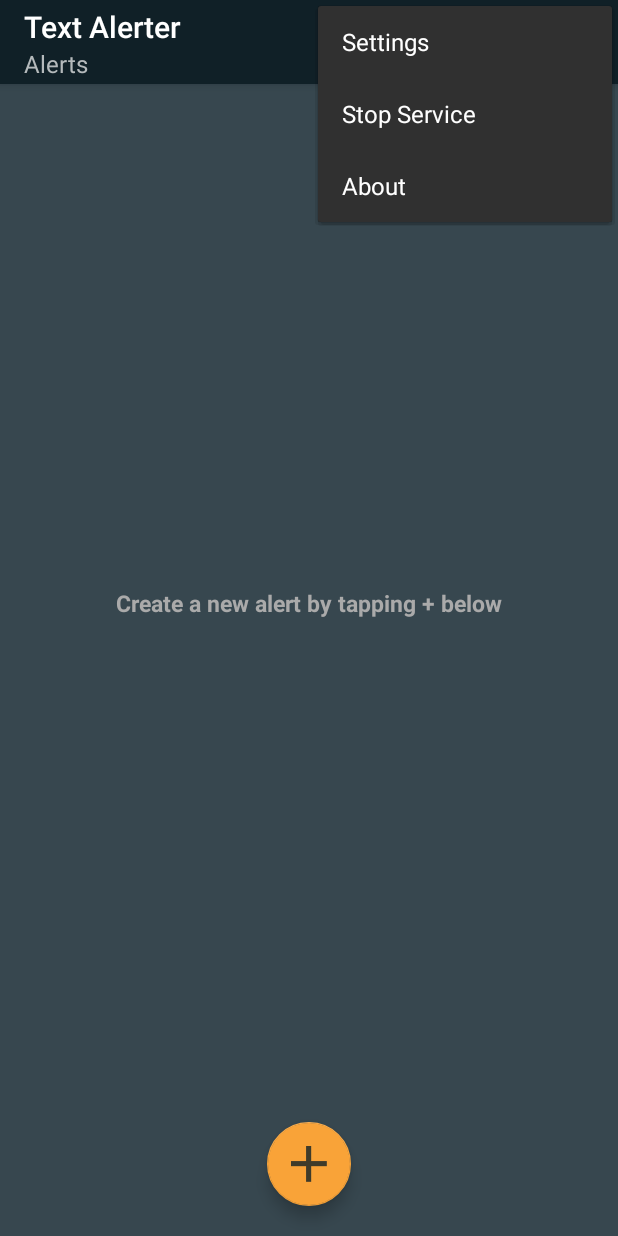
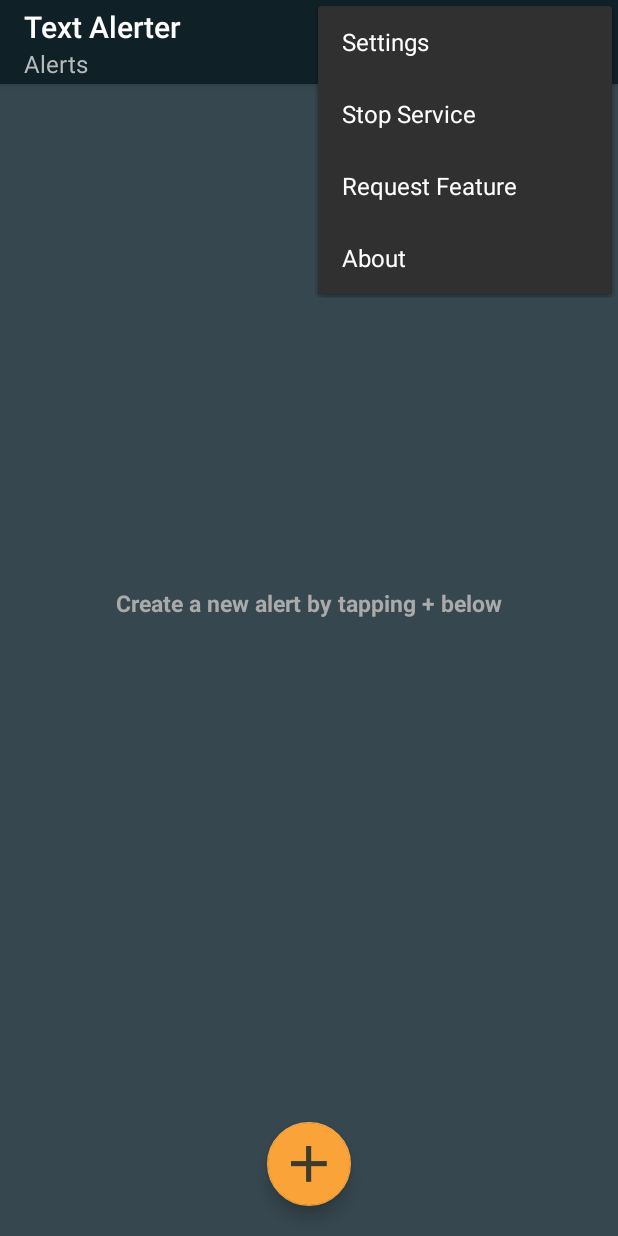
Before and after one commit to ShaunWilkinson/TextThrough, an Android app: the screen it shows after launch (MainActivity), with the options menu open, on a phone screen of 412 x 824 dp. Run offline under Robolectric (Android 15) with nearby library versions, the phone set to English and light mode, and no system bars; our stand-ins replace Room's generated code; libraries missing offline, so code that uses them is left out: com.karumi.dexter; Roboto replaces fonts that are not available here.

Commit message:
v1.0 public release

```diff
--- a/app/build.gradle
+++ b/app/build.gradle
@@ -14,8 +14,8 @@ android {
         applicationId "com.seikoshadow.apps.textthrough"
         minSdkVersion 18
         targetSdkVersion 28
-        versionCode 5
-        versionName "0.13"
+        versionCode 6
+        versionName "1.0"
         testInstrumentationRunner "androidx.indie_flower.runner.AndroidJUnitRunner"
 
         javaCompileOptions {
--- a/app/src/main/AndroidManifest.xml
+++ b/app/src/main/AndroidManifest.xml
@@ -1,7 +1,8 @@
 <?xml version="1.0" encoding="utf-8"?>
 <manifest xmlns:android="http://schemas.android.com/apk/res/android"
     xmlns:tools="http://schemas.android.com/tools"
-    package="com.seikoshadow.apps.textalerter">
+    package="com.seikoshadow.apps.textalerter"
+    android:installLocation="internalOnly">
 
     <uses-permission android:name="android.permission.RECEIVE_SMS" />
     <uses-permission android:name="android.permission.READ_SMS" />
--- a/app/src/main/java/com/seikoshadow/apps/textalerter/BroadcastReceivers/SmsBroadcastReceiver.java
+++ b/app/src/main/java/com/seikoshadow/apps/textalerter/BroadcastReceivers/SmsBroadcastReceiver.java
@@ -16,7 +16,7 @@ public class SmsBroadcastReceiver extends BroadcastReceiver {
 
     @Override
     public void onReceive(Context context, Intent intent) {
-        Log.d(TAG, "OnReceive called");
+        Log.d(TAG, "SmsBroadcast Receiver started");
 
         intent.setClass(context, SMSHandlerService.class);
         intent.putExtra("result", getResultCode());
--- a/app/src/main/java/com/seikoshadow/apps/textalerter/Dialogs/CreateAlertDialogFragment.java
+++ b/app/src/main/java/com/seikoshadow/apps/textalerter/Dialogs/CreateAlertDialogFragment.java
@@ -186,7 +186,6 @@ public class CreateAlertDialogFragment extends DialogFragment {
     private boolean validateFields() {
         boolean nameValid = true, phoneValid = true, numOfRingsValid = true;
 
-        //TODO add text listener validate on each input, if valid remove hint
         if(!alertNameFieldBox.validate()) {
             if(alertNameEditText.getText().toString().length() > alertNameFieldBox.getMaxCharacters()) {
                 alertNameFieldBox.setError(getString(R.string.alert_error_over_limit, alertNameFieldBox.getMaxCharacters()), false);
@@ -247,7 +246,6 @@ public class CreateAlertDialogFragment extends DialogFragment {
      * @param view
      */
     private void selectContact(View view) {
-        //TODO code to select contact and populate phone number
         // Start a contact picker
         Intent intent = new Intent(Intent.ACTION_PICK);
         intent.setType(ContactsContract.CommonDataKinds.Phone.CONTENT_TYPE);
--- a/app/src/main/java/com/seikoshadow/apps/textalerter/Dialogs/EditAlertDialogFragment.java
+++ b/app/src/main/java/com/seikoshadow/apps/textalerter/Dialogs/EditAlertDialogFragment.java
@@ -212,7 +212,6 @@ public class EditAlertDialogFragment extends DialogFragment {
     private boolean validateFields() {
         boolean nameValid = true, phoneValid = true, numOfRingsValid = true;
 
-        //TODO add text listener validate on each input, if valid remove hint
         if(!alertNameFieldBox.validate()) {
             if(alertNameEditText.getText().toString().length() > alertNameFieldBox.getMaxCharacters()) {
                 alertNameFieldBox.setError(getString(R.string.alert_error_over_limit, alertNameFieldBox.getMaxCharacters()), false);
--- a/app/src/main/res/menu/menu_main_toolbar.xml
+++ b/app/src/main/res/menu/menu_main_toolbar.xml
@@ -16,6 +16,10 @@
         android:visible="false"
         app:showAsAction="never"/>
 
+    <item android:id="@+id/action_feedback"
+        android:title="@string/requestFeature"
+        app:showAsAction="never"/>
+
     <item
         android:id="@+id/action_about"
         android:title="@string/about"
--- a/app/src/main/res/values/strings.xml
+++ b/app/src/main/res/values/strings.xml
@@ -4,6 +4,7 @@
     <string name="app_name">&appname;</string>
     <string name="placeholder">Placeholder</string>
     <string name="linkedInURL">https://www.linkedin.com/in/shaun-wilkinson/</string>
+    <string name="developerEmail">shaunwilkinsonapps@gmail.com</string>
 
     <!-- Generic -->
     <string name="action_ok">OK</string>
@@ -18,6 +19,9 @@
     <string name="edit">Edit</string>
     <string name="details">Details</string>
     <string name="_1">1</string>
+    <string name="requestFeature">Request Feature</string>
+    <string name="sendEmail">Send an email</string>
+    <string name="sendEmailError">There are no email apps installed.</string>
 
     <string name="number">Number</string>
     <string name="enterNumberToPassThrough">Enter the number to Pass Through</string>
```
Also changed, not shown: app/src/main/java/com/seikoshadow/apps/textalerter/MainActivity.java (+14 -0 lines).
